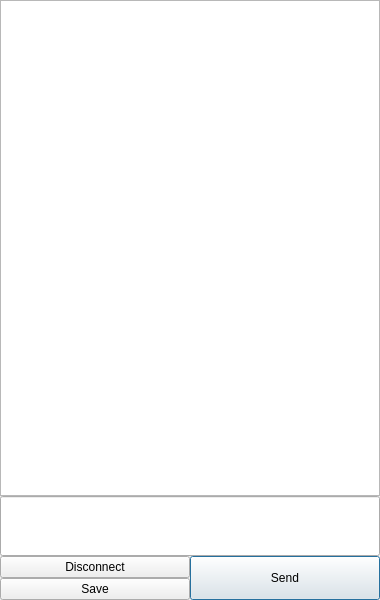
Qt form ui/chat-content.ui (berndhs/egalite) before a commit.
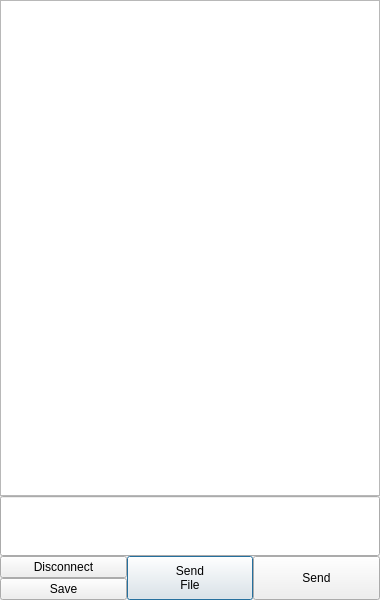
The same form after that commit. Icons and pictures are not drawn.

What changed in the file:
```diff
--- a/ui/chat-content.ui
+++ b/ui/chat-content.ui
@@ -18,7 +18,7 @@
    <iconset resource="../dchat.qrc">
     <normaloff>:/dchatlogo.png</normaloff>:/dchatlogo.png</iconset>
   </property>
-  <layout class="QGridLayout" name="gridLayout">
+  <layout class="QGridLayout" name="gridLayout_2">
    <item row="0" column="0">
     <widget class="QTextBrowser" name="textHistory">
      <property name="openLinks">
@@ -37,8 +37,8 @@
     </widget>
    </item>
    <item row="2" column="0">
-    <layout class="QGridLayout" name="gridLayout_2">
-     <item row="0" column="0">
+    <layout class="QGridLayout" name="gridLayout">
+     <item row="0" column="0" rowspan="2">
       <widget class="QPushButton" name="quitButton">
        <property name="text">
         <string>Disconnect</string>
@@ -48,7 +48,21 @@
        </property>
       </widget>
      </item>
-     <item row="0" column="2" rowspan="2">
+     <item row="0" column="1" rowspan="3">
+      <widget class="QPushButton" name="sendFileButton">
+       <property name="sizePolicy">
+        <sizepolicy hsizetype="Minimum" vsizetype="MinimumExpanding">
+         <horstretch>0</horstretch>
+         <verstretch>0</verstretch>
+        </sizepolicy>
+       </property>
+       <property name="text">
+        <string>Send
+File</string>
+       </property>
+      </widget>
+     </item>
+     <item row="0" column="2" rowspan="3">
       <widget class="QPushButton" name="sendButton">
        <property name="sizePolicy">
         <sizepolicy hsizetype="Minimum" vsizetype="MinimumExpanding">
@@ -61,7 +75,7 @@
        </property>
       </widget>
      </item>
-     <item row="1" column="0">
+     <item row="2" column="0">
       <widget class="QPushButton" name="saveButton">
        <property name="text">
         <string>Save</string>
```
